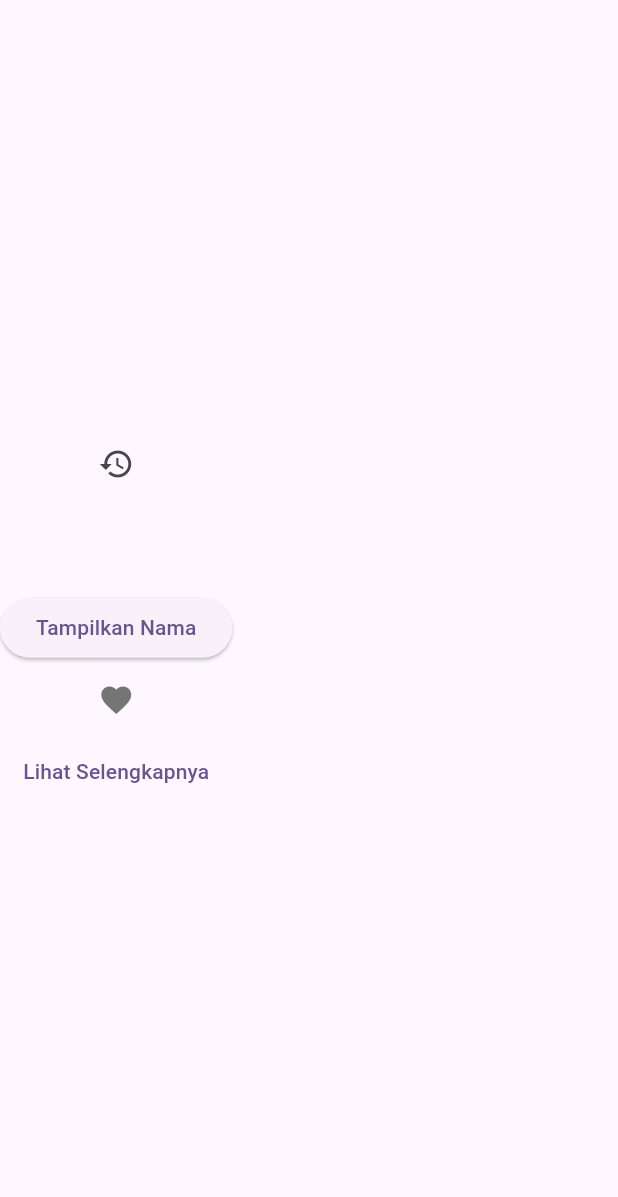
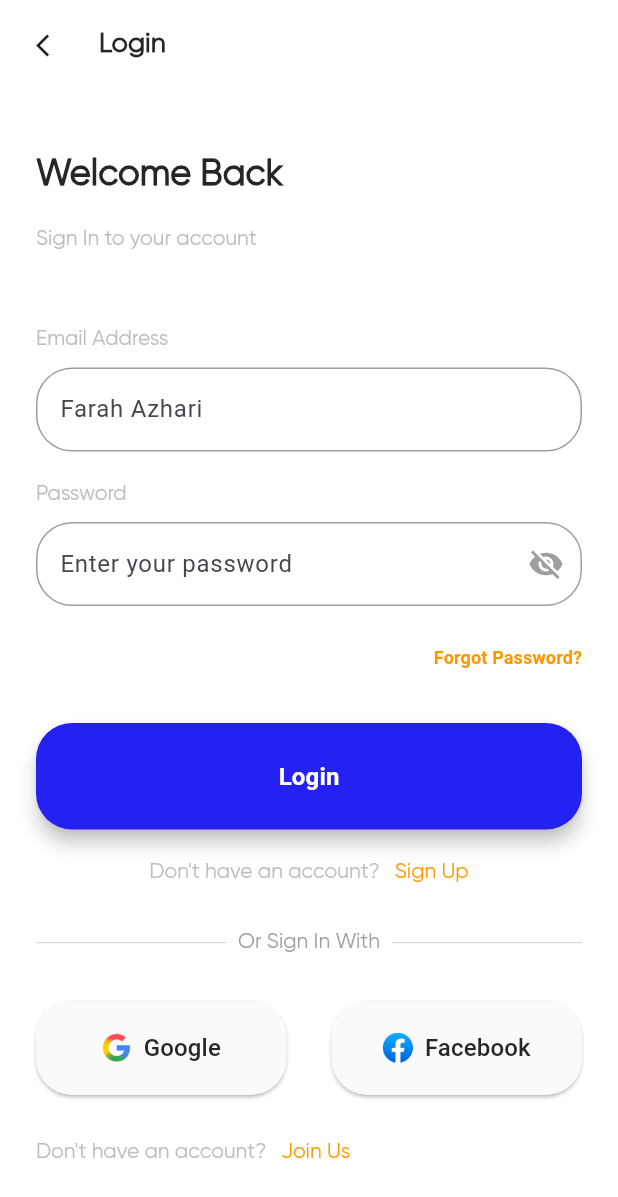
Before and after one commit to FarahAzhari/ppkdjp_flutter, a Flutter app: the screen it shows after launch, on a phone screen of 412 x 824 dp. Shown: the top 1197 px of the screen. Run offline on Flutter 3.47's test engine with Material 3 defaults, Android fonts, the phone set to English and light mode, and no system bars.

Commit message:
Add: Tugas 6 Flutter

```diff
--- a/lib/main.dart
+++ b/lib/main.dart
@@ -1,5 +1,5 @@
 import 'package:flutter/material.dart';
-import 'package:ppkdjp_flutter/meet_lima/tugas_lima_flutter.dart';
+import 'package:ppkdjp_flutter/meet_enam/tugas_enam_flutter.dart';
 // import 'package:ppkdjp_flutter/meet_dua.dart';
 // import 'package:ppkdjp_flutter/meet_dua_a.dart';
 // import 'package:ppkdjp_flutter/tugas_dua_flutter.dart';
@@ -39,7 +39,7 @@ class MyApp extends StatelessWidget {
         // tested with just a hot reload.
         colorScheme: ColorScheme.fromSeed(seedColor: Colors.deepPurple),
       ),
-      home: const TugasLimaFlutter(),
+      home: const TugasEnamFlutter(),
     );
   }
 }
--- /dev/null
+++ b/lib/meet_enam/tugas_enam_flutter.dart
@@ -0,0 +1,329 @@
+import 'package:flutter/material.dart';
+
+class TugasEnamFlutter extends StatefulWidget {
+  const TugasEnamFlutter({super.key});
+
+  @override
+  State<TugasEnamFlutter> createState() => _TugasEnamFlutterState();
+}
+
+class _TugasEnamFlutterState extends State<TugasEnamFlutter> {
+  bool _obscureText = true; // Controls whether the password is hidden
+  @override
+  Widget build(BuildContext context) {
+    return Scaffold(
+      backgroundColor: Colors.white,
+      appBar: AppBar(
+        toolbarHeight: 60, // match approx top + height if you want exact height
+        backgroundColor: Colors.white, // or whatever your bg is
+        elevation: 0,
+        titleSpacing:
+            0, // remove default left padding on title to control it ourselves
+        title: Padding(
+          padding: const EdgeInsets.only(left: 24), // left padding as per figma
+          child: SizedBox(
+            width: 183,
+            height: 28,
+            child: Row(
+              crossAxisAlignment: CrossAxisAlignment.center,
+              children: [
+                Icon(
+                  Icons.arrow_back_ios,
+                  size: 18,
+                ), // your leading icon, size ~28 fits well
+                SizedBox(width: 24), // spacing between icon and text
+                Text(
+                  'Login',
+                  style: TextStyle(
+                    fontSize: 18, // adjust font size to fit 28 height nicely
+                    fontWeight: FontWeight.w700,
+                    fontFamily: 'Gilroy',
+                    color: Color(0xff262626),
+                  ),
+                ),
+              ],
+            ),
+          ),
+        ),
+        automaticallyImplyLeading:
+            false, // disable default leading to fully customize
+      ),
+      body: DefaultTextStyle(
+        style: TextStyle(fontFamily: 'Gilroy'),
+        child: Padding(
+          padding: const EdgeInsets.symmetric(horizontal: 24),
+          child: Column(
+            crossAxisAlignment: CrossAxisAlignment.start,
+            children: [
+              SizedBox(height: 70 - 28),
+              Text(
+                'Welcome Back',
+                style: TextStyle(
+                  fontSize: 24,
+                  fontWeight: FontWeight.w700,
+                  color: Color(0xff262626),
+                ),
+              ),
+              SizedBox(height: 168 - 148),
+              Text(
+                'Sign In to your account',
+                style: TextStyle(
+                  fontSize: 14,
+                  // fontWeight: FontWeight.w700,
+                  color: Colors.grey[400],
+                ),
+              ),
+              SizedBox(height: 50),
+              Text(
+                'Email Address',
+                style: TextStyle(
+                  fontSize: 14,
+                  // fontWeight: FontWeight.bold,
+                  color: Colors.grey[400],
+                ),
+              ),
+              SizedBox(height: 10),
+              TextField(
+                decoration: InputDecoration(
+                  // contentPadding: EdgeInsets.zero,
+                  hintText: 'Farah Azhari',
+                  enabledBorder: OutlineInputBorder(
+                    borderRadius: BorderRadius.circular(24),
+                    borderSide: BorderSide(color: Colors.grey),
+                  ),
+                  focusedBorder: OutlineInputBorder(
+                    borderRadius: BorderRadius.circular(24),
+                    borderSide: BorderSide(color: Colors.blue, width: 1),
+                  ),
+                ),
+              ),
+              SizedBox(height: 20),
+              Text(
+                'Password',
+                style: TextStyle(
+                  fontSize: 14,
+                  // fontWeight: FontWeight.bold,
+                  color: Colors.grey[400],
+                ),
+              ),
+              SizedBox(height: 10),
+              TextField(
+                obscureText: _obscureText, // Hide or show password text
+                decoration: InputDecoration(
+                  hintText: 'Enter your password',
+                  enabledBorder: OutlineInputBorder(
+                    borderRadius: BorderRadius.circular(24),
+                    borderSide: BorderSide(color: Colors.grey),
+                  ),
+                  focusedBorder: OutlineInputBorder(
+                    borderRadius: BorderRadius.circular(24),
+                    borderSide: BorderSide(color: Colors.blue, width: 1),
+                  ),
+                  suffixIcon: IconButton(
+                    icon: Icon(
+                      _obscureText
+                          ? Icons.visibility_off
+                          : Icons.visibility, // Toggle between eye icons
+                      color: Colors.grey,
+                    ),
+                    onPressed: () {
+                      setState(() {
+                        _obscureText =
+                            !_obscureText; // Toggle the password visibility
+                      });
+                    },
+                  ),
+                ),
+              ),
+              SizedBox(height: 10),
+              Align(
+                alignment: Alignment.centerRight, // Align to the right
+                child: TextButton(
+                  onPressed: () {},
+                  style: ButtonStyle(
+                    padding: WidgetStateProperty.all<EdgeInsets>(
+                      EdgeInsets.zero,
+                    ), // Use WidgetStateProperty instead of MaterialStateProperty
+                  ),
+                  child: Text(
+                    'Forgot Password?',
+                    style: TextStyle(
+                      color: Colors.orange, // Blue color for the link
+                      fontSize: 12,
+                      fontWeight: FontWeight.bold, // Adjust text size as needed
+                    ),
+                  ),
+                ),
+              ),
+              SizedBox(height: 20),
+              ElevatedButton(
+                onPressed: () {},
+                style: ElevatedButton.styleFrom(
+                  backgroundColor: const Color.fromARGB(
+                    255,
+                    37,
+                    33,
+                    243,
+                  ), // Blue background color
+                  foregroundColor: Colors.white, // White text color
+                  shape: RoundedRectangleBorder(
+                    borderRadius: BorderRadius.circular(
+                      24,
+                    ), // Same radius as TextField
+                  ),
+                  padding: EdgeInsets.symmetric(
+                    horizontal: 20,
+                    vertical: 24,
+                  ), // Adjust padding for size
+                  minimumSize: Size(
+                    double.infinity,
+                    48,
+                  ), // Make the button width fill the container
+                  elevation: 5, // Adds elevation (shadow)
+                ),
+                child: Text(
+                  'Login',
+                  style: TextStyle(
+                    fontSize: 16, // Font size
+                    fontWeight: FontWeight.bold, // Bold text
+                  ),
+                ),
+              ),
+              SizedBox(height: 20),
+              Row(
+                mainAxisAlignment: MainAxisAlignment.center,
+                children: [
+                  Text(
+                    "Don't have an account?",
+                    style: TextStyle(
+                      fontSize: 14,
+                      // fontWeight: FontWeight.bold,
+                      color: Colors.grey[400],
+                    ),
+                  ),
+                  SizedBox(width: 10),
+                  Text(
+                    'Sign Up',
+                    style: TextStyle(
+                      color: Colors.orange, // Blue color for the link
+                      fontSize: 14,
+                      // fontWeight: FontWeight.bold, // Adjust text size as needed
+                    ),
+                  ),
+                ],
+              ),
+              SizedBox(height: 30),
+              Row(
+                children: [
+                  Expanded(
+                    child: Divider(
+                      color: Colors.grey[400], // Set the line color
+                      thickness: 0.5, // Line thickness
+                    ),
+                  ),
+                  Padding(
+                    padding: EdgeInsets.symmetric(
+                      horizontal: 8.0,
+                    ), // Space between the text and the divider
+                    child: Text(
+                      'Or Sign In With',
+                      style: TextStyle(fontSize: 14, color: Colors.grey[500]),
+                    ),
+                  ),
+                  Expanded(
+                    child: Divider(color: Colors.grey[400], thickness: 0.5),
+                  ),
+                ],
+              ),
+              SizedBox(height: 30),
+              Row(
+                mainAxisAlignment: MainAxisAlignment.center,
+                children: [
+                  Expanded(
+                    child: ElevatedButton.icon(
+                      onPressed: () {},
+                      style: ElevatedButton.styleFrom(
+                        backgroundColor: Color(
+                          0xfffafafa,
+                        ), // Blue background for Google
+                        foregroundColor: Color(0xff262626), // White text color
+                        shape: RoundedRectangleBorder(
+                          borderRadius: BorderRadius.circular(
+                            24,
+                          ), // Rounded corners
+                        ),
+                        padding: EdgeInsets.symmetric(
+                          horizontal: 6,
+                          vertical: 20,
+                        ), // Adjust padding
+                      ),
+                      icon: Image.asset(
+                        'assets/icons/google.png', // Replace with your Google icon image path
+                        width: 20, // Icon size
+                        height: 20, // Icon size
+                      ),
+                      label: Text('Google', style: TextStyle(fontSize: 16)),
+                    ),
+                  ),
+                  SizedBox(width: 30),
+                  Expanded(
+                    child: ElevatedButton.icon(
+                      onPressed: () {},
+                      style: ElevatedButton.styleFrom(
+                        backgroundColor: Color(
+                          0xfffafafa,
+                        ), // Blue background for Google
+                        foregroundColor: Color(0xff262626), // White text color
+                        shape: RoundedRectangleBorder(
+                          borderRadius: BorderRadius.circular(
+                            24,
+                          ), // Rounded corners
+                        ),
+                        padding: EdgeInsets.symmetric(
+                          horizontal: 6,
+                          vertical: 20,
+                        ), // Adjust padding
+                      ),
+                      icon: Image.asset(
+                        'assets/icons/facebook.png', // Replace with your Google icon image path
+                        width: 20, // Icon size
+                        height: 20, // Icon size
+                      ),
+                      label: Text('Facebook', style: TextStyle(fontSize: 16)),
+                    ),
+                  ),
+                ],
+              ),
+              SizedBox(height: 30),
+              Align(
+                alignment: Alignment.centerLeft,
+                child: Row(
+                  mainAxisAlignment: MainAxisAlignment.start,
+                  children: [
+                    Text(
+                      "Don't have an account?",
+                      style: TextStyle(
+                        fontSize: 14,
+                        // fontWeight: FontWeight.bold,
+                        color: Colors.grey[400],
+                      ),
+                    ),
+                    SizedBox(width: 10),
+                    Text(
+                      'Join Us',
+                      style: TextStyle(
+                        color: Colors.orange, // Blue color for the link
+                        fontSize: 14,
+                        // fontWeight: FontWeight.bold, // Adjust text size as needed
+                      ),
+                    ),
+                  ],
+                ),
+              ),
+            ],
+          ),
+        ),
+      ),
+    );
+  }
+}
```
Also changed, not shown: pubspec.yaml (+9 -2 lines), assets/fonts/Gilroy-Regular.ttf (added), assets/icons/facebook.png (added), assets/icons/google.png (added), lib/meet_empat/tugas_empat_flutter.dart (renamed from lib/meet_tiga/tugas_empat_flutter.dart), pubspec.lock, 1 other file.
